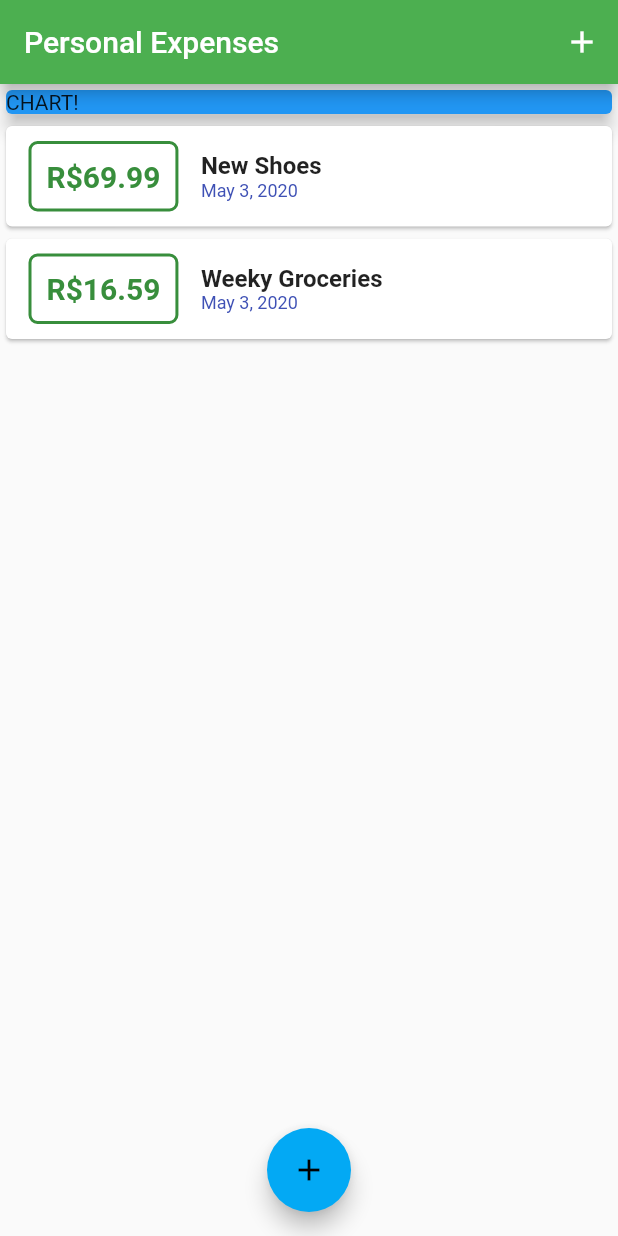
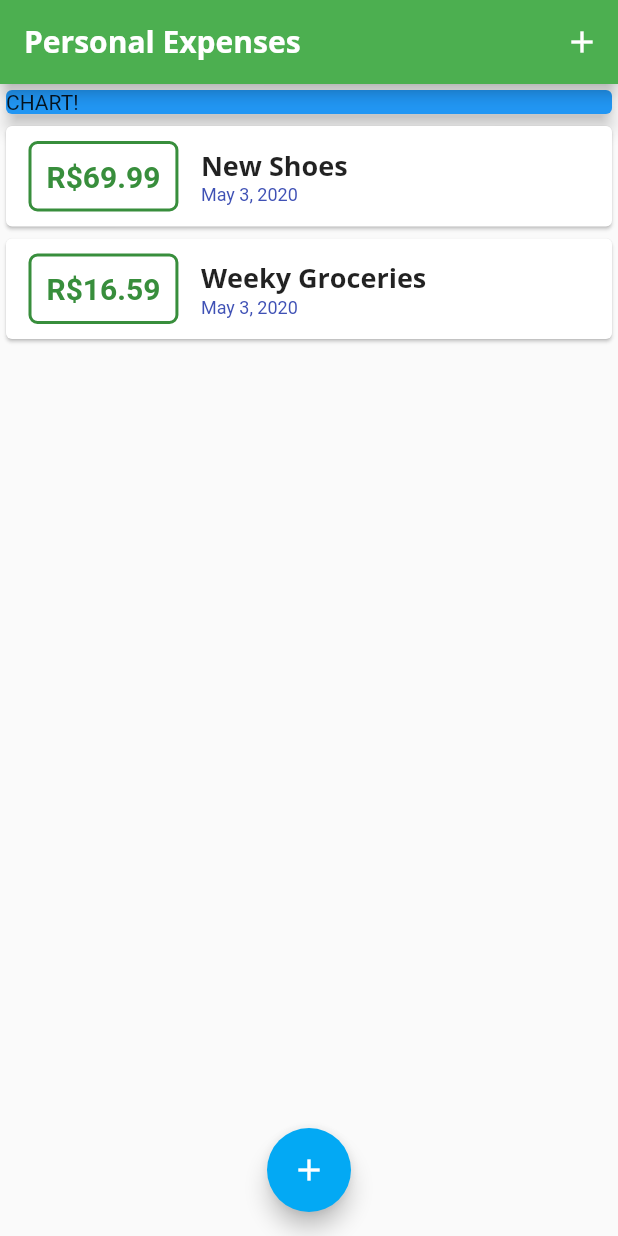
Before and after one commit to mayckol/personal-expenses, a Flutter app: the screen it shows after launch, on a phone screen of 412 x 824 dp. Run offline on Flutter 3.47's test engine with Material 2 defaults, Android fonts, the phone set to English and light mode, and no system bars.

Commit message:
exemplo de importação de fontes

```diff
--- a/lib/main.dart
+++ b/lib/main.dart
@@ -19,6 +19,19 @@ class _MyAppState extends State<MyApp> {
       theme: ThemeData(
         primarySwatch: Colors.green,
         accentColor: Colors.lightBlue,
+        fontFamily: 'QuickSand',
+        textTheme: ThemeData.light().textTheme.copyWith(
+          title: TextStyle(
+            fontFamily: 'OpenSans',
+            fontWeight: FontWeight.bold,
+            fontSize: 18,
+          )
+        ),
+        appBarTheme: AppBarTheme(
+          textTheme: ThemeData.light().textTheme.copyWith(
+                title: TextStyle(fontFamily: 'OpenSans', fontSize: 20, fontWeight: FontWeight.bold),
+              ),
+        ),
       ),
       home: MyHomePage(),
     );
@@ -67,7 +80,10 @@ class _MyHomePageState extends State<MyHomePage> {
   Widget build(BuildContext context) {
     return Scaffold(
       appBar: AppBar(
-        title: Text('Personal Expenses'),
+        title: Text(
+          'Personal Expenses',
+          /*style: TextStyle(fontFamily: 'Open Sans')*/
+        ),
         actions: <Widget>[
           IconButton(
             icon: Icon(Icons.add),
@@ -94,7 +110,10 @@ class _MyHomePageState extends State<MyHomePage> {
       ),
       floatingActionButtonLocation: FloatingActionButtonLocation.centerFloat,
       floatingActionButton: FloatingActionButton(
-        child: Icon(Icons.add),
+        child: Icon(
+          Icons.add,
+          color: Colors.white,
+        ),
         onPressed: () => _startAddNewTransaction(context),
       ),
     );
--- a/lib/widgets/transaction_list.dart
+++ b/lib/widgets/transaction_list.dart
@@ -42,10 +42,7 @@ class TransactionList extends StatelessWidget {
                   children: <Widget>[
                     Text(
                       transactions[index].title,
-                      style: TextStyle(
-                        fontWeight: FontWeight.bold,
-                        fontSize: 16,
-                      ),
+                      style: Theme.of(context).textTheme.title,
                     ),
                     Text(
                       DateFormat.yMMMd().format(transactions[index].date),
```
Also changed, not shown: pubspec.yaml (+12 -0 lines), assets/fonts/OpenSans-Bold.ttf (added), assets/fonts/OpenSans-Regular.ttf (added), assets/fonts/Quicksand-Bold.ttf (added), assets/fonts/Quicksand-Light.ttf (added), assets/fonts/Quicksand-Medium.ttf (added), assets/fonts/Quicksand-Regular.ttf (added).
